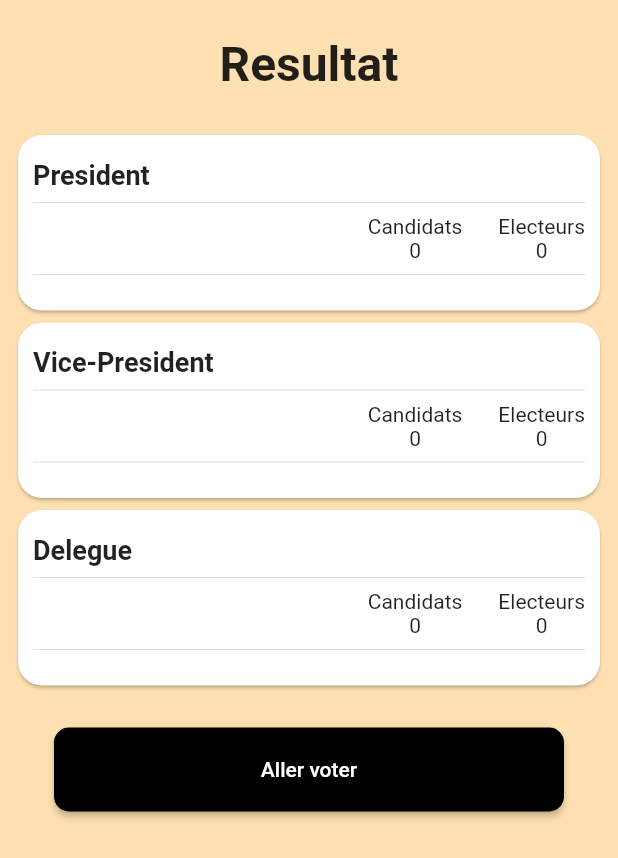
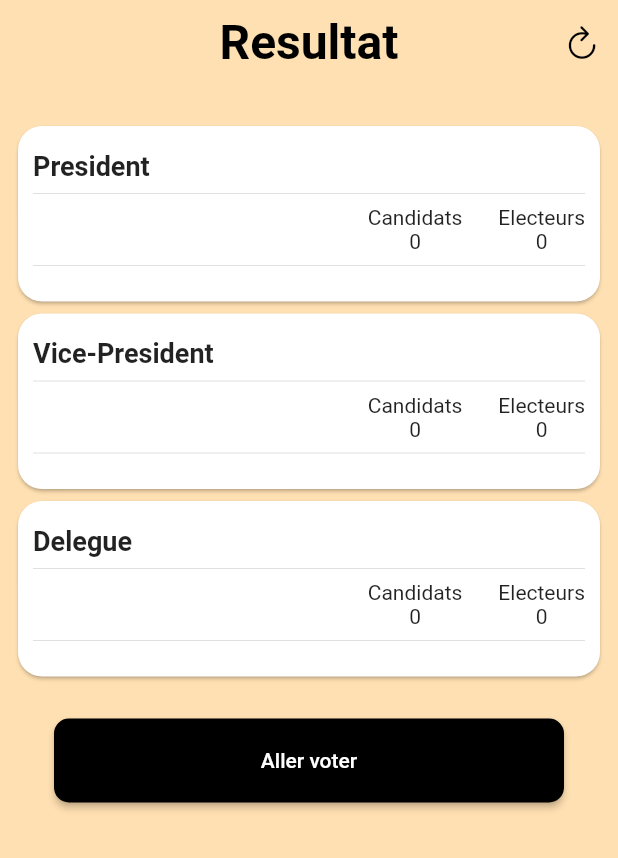
Before and after one commit to leenorshn/uac_vote, a Flutter app: the MainScreen screen opened by its route, on a phone screen of 412 x 824 dp. Shown: the top 858 px of the screen. Run offline on Flutter 3.47's test engine with Material 3 defaults, Android fonts, the phone set to English and light mode, and no system bars; our stand-ins replace appwrite, bloc, flutter_bloc; network calls fail.

```diff
--- /dev/null
+++ b/lib/blocs/program/program_bloc.dart
@@ -0,0 +1,30 @@
+import 'dart:async';
+
+import 'package:bloc/bloc.dart';
+import 'package:meta/meta.dart';
+import 'package:uac_vote2/api/calender_api.dart';
+import 'package:uac_vote2/models/program.dart';
+
+part 'program_event.dart';
+part 'program_state.dart';
+
+class ProgramBloc extends Bloc<ProgramEvent, ProgramState> {
+  final CalenderApi api;
+  StreamSubscription? subscription;
+  ProgramBloc(this.api) : super(ProgramInitial()) {
+    on<ProgramEvent>((event, emit) {
+      if (event is LoadProgramEvent) {
+        try {
+          subscription = api.getProgram().listen((event) {
+            return add(UpdateProgramEvent(event));
+          });
+        } catch (e) {
+          emit(ProgramLoadedFailure());
+        }
+      }
+      if (event is UpdateProgramEvent) {
+        emit(ProgramLoadedSuccess(event.programs));
+      }
+    });
+  }
+}
--- /dev/null
+++ b/lib/blocs/program/program_event.dart
@@ -0,0 +1,11 @@
+part of 'program_bloc.dart';
+
+@immutable
+sealed class ProgramEvent {}
+
+class LoadProgramEvent extends ProgramEvent {}
+
+class UpdateProgramEvent extends ProgramEvent {
+  final List<Program> programs;
+  UpdateProgramEvent(this.programs);
+}
--- /dev/null
+++ b/lib/blocs/program/program_state.dart
@@ -0,0 +1,13 @@
+part of 'program_bloc.dart';
+
+@immutable
+sealed class ProgramState {}
+
+final class ProgramInitial extends ProgramState {}
+
+class ProgramLoadedSuccess extends ProgramState {
+  final List<Program> programs;
+  ProgramLoadedSuccess(this.programs);
+}
+
+class ProgramLoadedFailure extends ProgramState {}
--- a/lib/models/elector.dart
+++ b/lib/models/elector.dart
@@ -5,6 +5,7 @@ class Elector {
   String matricul;
   String faculte;
   String promo;
+  bool vote;
 
   Elector({
     required this.id,
@@ -12,5 +13,6 @@ class Elector {
     required this.name,
     required this.faculte,
     required this.promo,
+    required this.vote,
   });
 }
--- /dev/null
+++ b/lib/models/program.dart
@@ -0,0 +1,6 @@
+class Program {
+  String libel;
+  String date;
+
+  Program(this.libel, this.date);
+}
--- a/lib/screens/main_screen.dart
+++ b/lib/screens/main_screen.dart
@@ -1,3 +1,4 @@
+import 'package:flutter/cupertino.dart';
 import 'package:flutter/material.dart';
 import 'package:flutter_bloc/flutter_bloc.dart';
 import 'package:uac_vote2/blocs/President/president_bloc.dart';
@@ -17,6 +18,32 @@ class _MainScreenState extends State<MainScreen> {
   @override
   Widget build(BuildContext context) {
     return Scaffold(
+      appBar: AppBar(
+        backgroundColor: Colors.transparent,
+        elevation: 0,
+        leading: Container(),
+        centerTitle: true,
+        title: const Text(
+          "Resultat",
+          textAlign: TextAlign.center,
+          style: TextStyle(
+              fontSize: 32, fontWeight: FontWeight.w600, color: Colors.black),
+        ),
+        actions: [
+          IconButton(
+            onPressed: () {
+              BlocProvider.of<PresidentBloc>(context).add(LoadPresidentEvent());
+              BlocProvider.of<VicePresidentBloc>(context)
+                  .add(LoadVicePresidentEvent());
+              BlocProvider.of<DelegueBloc>(context).add(LoadDelegueEvent());
+            },
+            icon: const Icon(
+              CupertinoIcons.refresh,
+              color: Colors.black,
+            ),
+          ),
+        ],
+      ),
       backgroundColor: Colors.orange.shade100,
       body: Padding(
         padding: const EdgeInsets.symmetric(horizontal: 8.0),
@@ -25,24 +52,15 @@ class _MainScreenState extends State<MainScreen> {
             const SizedBox(
               height: 24,
             ),
-            const Text(
-              "Resultat",
-              textAlign: TextAlign.center,
-              style: TextStyle(
-                fontSize: 32,
-                fontWeight: FontWeight.w600,
-              ),
-            ),
-            const SizedBox(
-              height: 24,
-            ),
             BlocBuilder<PresidentBloc, PresidentState>(
+              bloc: BlocProvider.of<PresidentBloc>(context)
+                ..add(LoadPresidentEvent()),
               builder: (context, state) {
                 if (state is PresidentLoadedSuccess) {
                   return ResultComponent(
                     title: "President",
                     candidats: state.candidats,
-                    electors: 500,
+                    electors: 100,
                   );
                 }
                 return const ResultComponent(
@@ -50,18 +68,22 @@ class _MainScreenState extends State<MainScreen> {
               },
             ),
             BlocBuilder<VicePresidentBloc, VicePresidentState>(
+              bloc: BlocProvider.of<VicePresidentBloc>(context)
+                ..add(LoadVicePresidentEvent()),
               builder: (context, state) {
                 if (state is VicePresidentLoadedSuccess) {
                   return ResultComponent(
                       title: "Vice-President",
                       candidats: state.data,
-                      electors: 500);
+                      electors: 100);
                 }
                 return const ResultComponent(
                     title: "Vice-President", candidats: [], electors: 0);
               },
             ),
             BlocBuilder<DelegueBloc, DelegueState>(
+              bloc: BlocProvider.of<DelegueBloc>(context)
+                ..add(LoadDelegueEvent()),
               builder: (context, state) {
                 if (state is DelegueLoadedSuccess) {
                   return ResultComponent(
--- a/lib/screens/welcome_screen.dart
+++ b/lib/screens/welcome_screen.dart
@@ -52,7 +52,9 @@ class WelcomeScreen extends StatelessWidget {
               height: 32,
             ),
             OutlinedButton(
-              onPressed: () {},
+              onPressed: () {
+                Navigator.of(context).pushNamed("calendriel_screen");
+              },
               style: ElevatedButton.styleFrom(
                 //minimumSize: Size(width, height)
                 minimumSize: const Size.fromHeight(56),
```
Also changed, not shown: lib/api/auth_api.dart (+7 -6 lines), lib/api/calender_api.dart (added, +19 -0 lines), lib/api/vote_api.dart (+7 -2 lines), lib/main.dart (+9 -1 lines), lib/screens/billetet_vote_screen.dart (+9 -3 lines), lib/screens/programme_screen.dart (added, +84 -0 lines).
